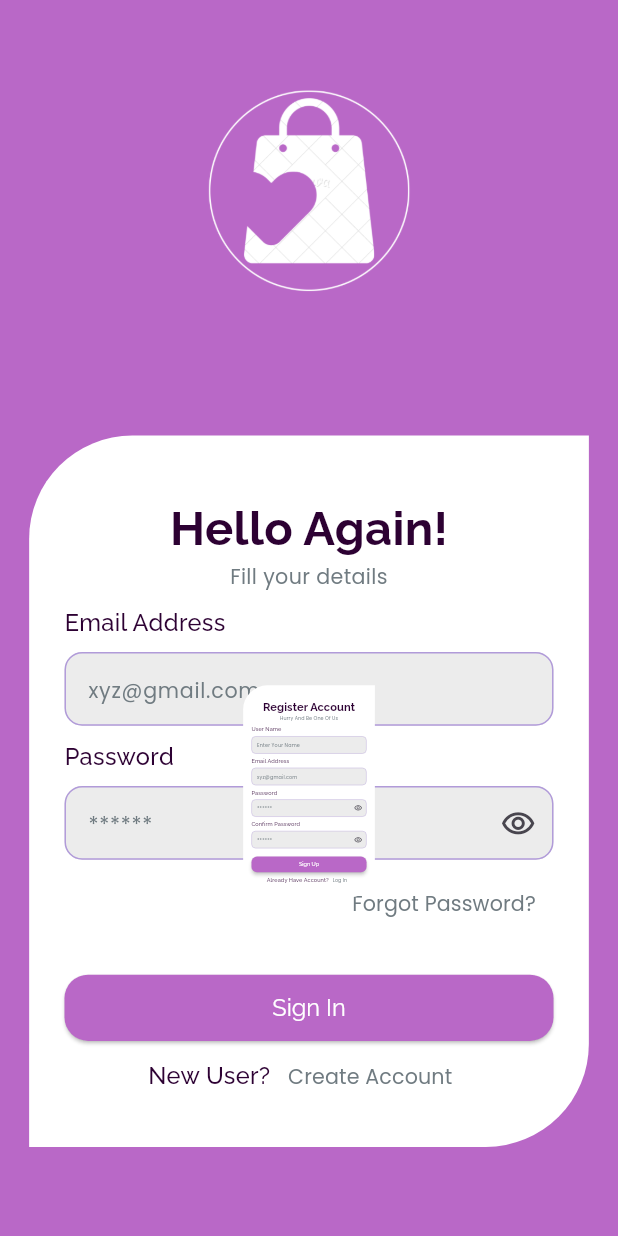
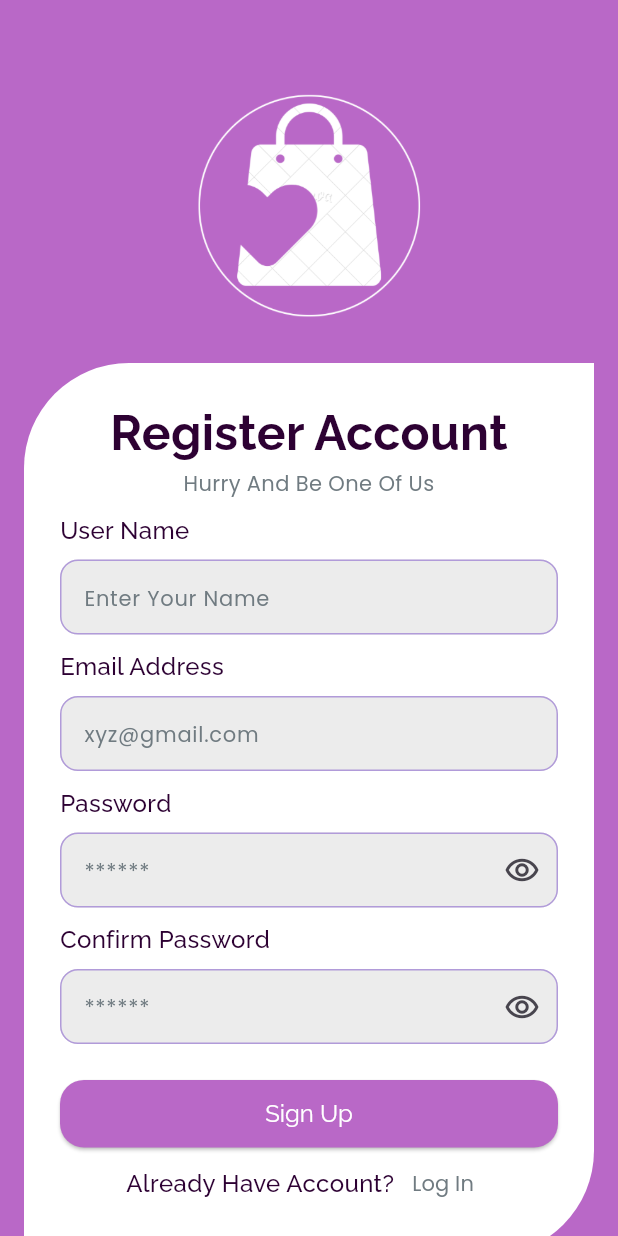
Before and after one commit to Rwan00/swift_buy, a Flutter app: the LoginScreen screen opened directly, after a tap on "Create Account", on a phone screen of 412 x 824 dp. Run offline on Flutter 3.47's test engine with Material 3 defaults, Android fonts, the phone set to English and light mode, and no system bars; our stand-ins replace conditional_builder_null_safety, dio, easy_splash_screen, flutter_bloc, google_fonts, page_transition and 1 more; accounts and stored records are empty.

```diff
--- a/lib/cubits/sign_cubit/sign_cubit.dart
+++ b/lib/cubits/sign_cubit/sign_cubit.dart
@@ -2,13 +2,17 @@ import 'package:flutter/material.dart';
 import 'package:flutter_bloc/flutter_bloc.dart';
 import 'package:swift_buy_/cubits/sign_cubit/sign_state.dart';
 import 'package:swift_buy_/helper/dio_helper.dart';
+import 'package:swift_buy_/models/login_model.dart';
 
 import '../../helper/end_points.dart';
+import '../../widgets/login_widget.dart';
+import '../../widgets/register_widget.dart';
 
 class ShopLoginCubit extends Cubit<ShopLoginState> {
   ShopLoginCubit() : super(ShopLoginInitialState());
 
   static ShopLoginCubit get(context) => BlocProvider.of(context);
+  late ShopLoginModel loginModel;
 
   void userLogin({required String email, required String password}) {
     emit(ShopLoginLoadingState());
@@ -16,8 +20,12 @@ class ShopLoginCubit extends Cubit<ShopLoginState> {
       "email": email,
       "password": password,
     }).then((value) {
+      loginModel = ShopLoginModel.fromJson(value.data);
+      print(loginModel.status);
+      print(loginModel.message);
+      print(loginModel.data?.token);
       print(value);
-      emit(ShopLoginSuccessState());
+      emit(ShopLoginSuccessState(loginModel));
     }).catchError((error){
       print(error.toString());
       emit(ShopLoginErrorState(error.toString()));
@@ -32,4 +40,21 @@ class ShopLoginCubit extends Cubit<ShopLoginState> {
     icon = showPwd ? const Icon(Icons.visibility_off_outlined) : const Icon(Icons.visibility_outlined);
     emit(ShopChangePasswordVisibility());
   }
+
+  String form = "Login";
+
+  Widget renderWidget() {
+    return form == "Login"
+        ? LoginWidget(
+      onPressed: updateWidget,
+    )
+        : RegisterWidget(
+      onPressed: updateWidget,
+    );
+  }
+
+  void updateWidget() {
+    form = form == "Login" ? "Register" : "Login";
+    emit(ShopUpdateWidgets());
+  }
 }
--- a/lib/cubits/sign_cubit/sign_state.dart
+++ b/lib/cubits/sign_cubit/sign_state.dart
@@ -1,10 +1,15 @@
+import 'package:swift_buy_/models/login_model.dart';
+
 abstract class ShopLoginState {}
 
 class ShopLoginInitialState extends ShopLoginState {}
 
 class ShopLoginLoadingState extends ShopLoginState {}
 
-class ShopLoginSuccessState extends ShopLoginState {}
+class ShopLoginSuccessState extends ShopLoginState {
+  final ShopLoginModel loginModel;
+  ShopLoginSuccessState(this.loginModel);
+}
 
 class ShopLoginErrorState extends ShopLoginState {
   final String error;
@@ -12,3 +17,4 @@ class ShopLoginErrorState extends ShopLoginState {
 }
 
 class ShopChangePasswordVisibility extends ShopLoginState{}
+class ShopUpdateWidgets extends ShopLoginState{}
--- a/lib/screens/sign_screen.dart
+++ b/lib/screens/sign_screen.dart
@@ -12,31 +12,8 @@ import '../widgets/input_field.dart';
 import '../widgets/login_widget.dart';
 import '../widgets/register_widget.dart';
 
-class LoginScreen extends StatefulWidget {
+class LoginScreen extends StatelessWidget {
   const LoginScreen({super.key});
-
-  @override
-  State<LoginScreen> createState() => _LoginScreenState();
-}
-
-class _LoginScreenState extends State<LoginScreen> {
-  String form = "Login";
-
-  Widget renderWidget() {
-    return form == "Login"
-        ? LoginWidget(
-            onPressed: updateWidget,
-          )
-        : RegisterWidget(
-            onPressed: updateWidget,
-          );
-  }
-
-  void updateWidget() {
-    setState(() {
-      form = form == "Login" ? "Register" : "Login";
-    });
-  }
 
   @override
   Widget build(BuildContext context) {
@@ -45,6 +22,7 @@ class _LoginScreenState extends State<LoginScreen> {
       child: BlocConsumer<ShopLoginCubit, ShopLoginState>(
         listener: (context, state) {},
         builder: (context, state) {
+          var cubit = ShopLoginCubit.get(context);
           return Scaffold(
               backgroundColor: primaryPurple,
               body: Column(
@@ -56,26 +34,29 @@ class _LoginScreenState extends State<LoginScreen> {
                   Center(
                       child: Image.asset(
                     "assets/images/logo.png",
-                    height: 190,
+                    height: 210,
                   )),
                   Expanded(
+                    child: Center(
                       child: SingleChildScrollView(
                         child: Padding(
                           padding: const EdgeInsets.symmetric(horizontal: 16),
                           child: Column(
                             children: [
                               AnimatedSwitcher(
-                              switchInCurve: Curves.bounceInOut,
+                                switchInCurve: Curves.easeInOutCirc,
                                 switchOutCurve: Curves.easeOutCirc,
                                 transitionBuilder:
                                     (Widget child, Animation<double> animation) {
                                   return ScaleTransition(
                                       scale: animation, child: child);
                                 },
-                              duration: const Duration(seconds: 3),
-                              child: renderWidget(),
+                                duration: const Duration(seconds: 1),
+                                child: cubit.renderWidget(),
                               ),
+                              const SizedBox(height: 32,)
                             ],
+                          ),
                         ),
                       ),
                     ),
--- a/lib/widgets/login_widget.dart
+++ b/lib/widgets/login_widget.dart
@@ -18,7 +18,9 @@ class LoginWidget extends StatelessWidget {
     TextEditingController emailController = TextEditingController();
     TextEditingController passwordController = TextEditingController();
     return BlocConsumer<ShopLoginCubit, ShopLoginState>(
-      listener: (context, state) {},
+      listener: (context, state) {
+
+      },
       builder: (context, state) {
         var cubit = ShopLoginCubit.get(context);
         return Container(
@@ -89,16 +91,7 @@ class LoginWidget extends StatelessWidget {
                     builder: (context) => AppBtn(
                       label: 'Sign In',
                       onPressed: () {
-                        if (emailController.text.isEmpty ||
-                            passwordController.text.isEmpty) {
-                          buildSnackBar(context, "Required All Fields!!");
-                        } else if (!emailController.text.contains("@")) {
-                          buildSnackBar(context, "Invalid Email");
-                        } else {
-                          ShopLoginCubit.get(context).userLogin(
-                              email: emailController.text,
-                              password: passwordController.text);
-                        }
+
                       },
                     ),
                     fallback: (context) =>
--- a/lib/widgets/register_widget.dart
+++ b/lib/widgets/register_widget.dart
@@ -32,9 +32,6 @@ class RegisterWidget extends StatelessWidget {
       padding: const EdgeInsets.all(24),
       child: Column(
         children: [
-          const SizedBox(
-            height: 16,
-          ),
           Text(
             "Register Account",
             style: heading,
```
Also changed, not shown: lib/models/login_model.dart (added, +50 -0 lines). Lines whose indentation alone changed are shown as unchanged.
